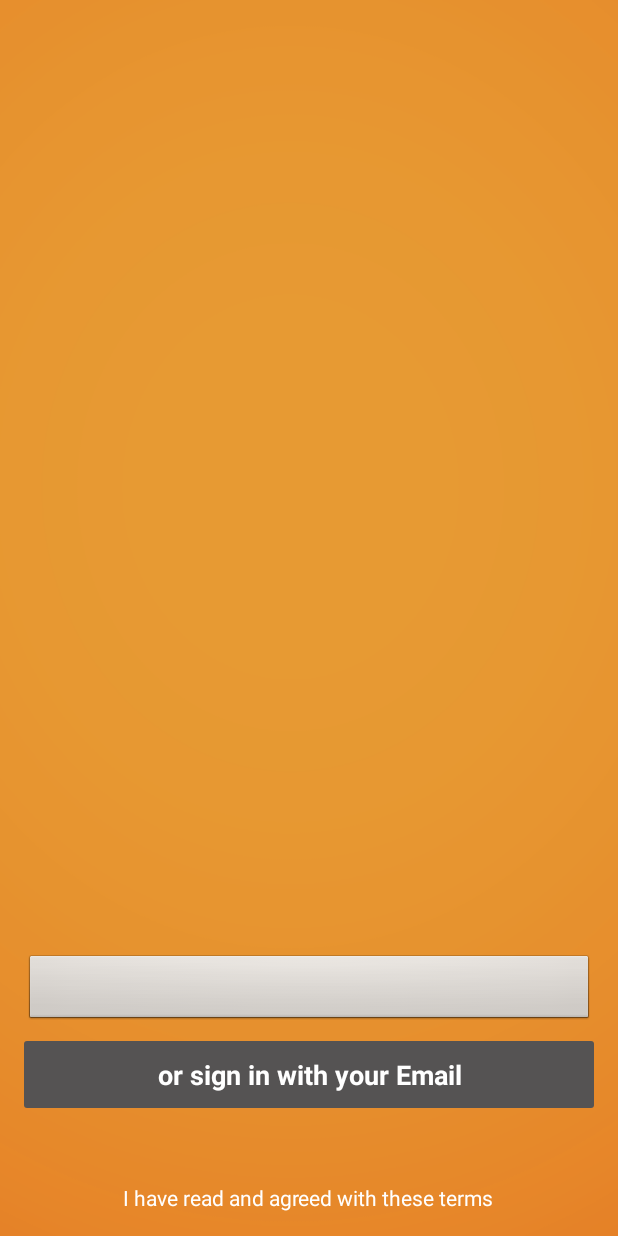
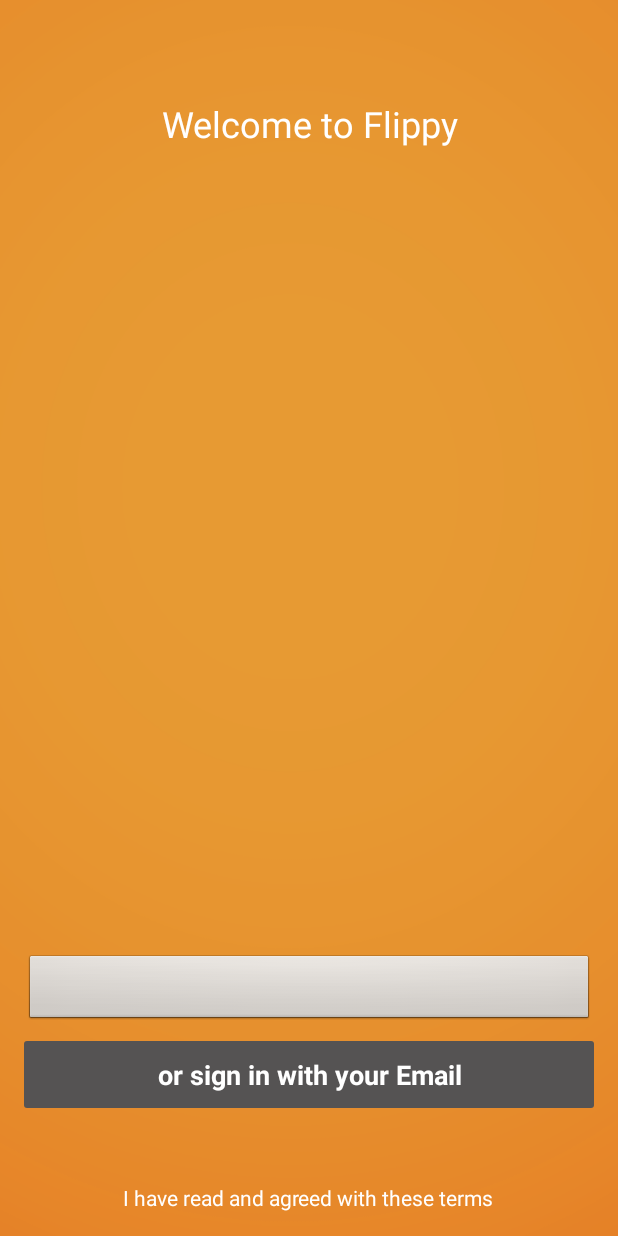
Before and after one commit to jessejohnson/flippy, an Android app: the FacebookSigninFragment screen opened directly, with no data from a screen before it, on a phone screen of 412 x 824 dp. Run offline under Robolectric (Android 15) with nearby library versions, the phone set to English and light mode, and no system bars; libraries missing offline, so code that uses them is left out: com.facebook, com.facebook.model, com.facebook.widget; plain views replace LoginButton; 8 statements that could not run were skipped.

Commit message:
Added the new facebook login option but have a problem with the hash key

```diff
--- a/Flippy/app/src/main/java/com/jojo/flippy/app/DisplayActivity.java
+++ b/Flippy/app/src/main/java/com/jojo/flippy/app/DisplayActivity.java
@@ -7,7 +7,6 @@ package com.jojo.flippy.app;
 import android.os.Bundle;
 import android.app.Activity;
 import android.content.Intent;
-import android.view.Menu;
 import android.widget.ImageView;
 import android.widget.TextView;
 
@@ -26,7 +25,7 @@ public class DisplayActivity extends Activity {
         String username = "";
         String fbId = "";
 
-//		Getting the passed data from intent
+        //Getting the passed data from intent
         if (intent != null) {
             fullName  = intent.getStringExtra("full_name");
             username = intent.getStringExtra("username");
--- a/Flippy/app/src/main/java/com/jojo/flippy/app/FacebookSigninFragment.java
+++ b/Flippy/app/src/main/java/com/jojo/flippy/app/FacebookSigninFragment.java
@@ -29,6 +29,7 @@ public class FacebookSigninFragment extends Fragment {
     private static final String TAG = "FacebookLogin";
     Context mContext;
     LoginButton mLoginBtn;
+    private Button signInWithEmail;
 
     //session status callback variable
     private Session.StatusCallback callback = new Session.StatusCallback() {
@@ -49,7 +50,14 @@ public class FacebookSigninFragment extends Fragment {
 
         mContext = getActivity();
 
-
+        signInWithEmail= (Button) view.findViewById(R.id.buttonSigninWithEmail);
+         signInWithEmail.setOnClickListener(new OnClickListener() {
+             @Override
+             public void onClick(View view) {
+                 Intent intent = new Intent(mContext,RegisterActivity.class);
+                 startActivity(intent);
+             }
+         });
         mLoginBtn = (LoginButton) view.findViewById(R.id.authButton);
         mLoginBtn.setFragment(this);
         mLoginBtn.setReadPermissions(Arrays.asList("public_profile","email"));
--- a/Flippy/app/src/main/res/layout/fragment_facebook_login.xml
+++ b/Flippy/app/src/main/res/layout/fragment_facebook_login.xml
@@ -8,6 +8,17 @@
     android:paddingTop="@dimen/activity_vertical_margin"
     android:paddingBottom="@dimen/activity_vertical_margin"
     android:orientation="vertical" >
+
+
+    <TextView
+        android:text="@string/welcome_text"
+        android:layout_width="match_parent"
+        android:layout_height="wrap_content"
+        android:id="@+id/TextViewWelcome"
+        android:textSize="24dp"
+        android:textColor="#ffffff"
+        android:layout_marginTop="50dp"
+        android:gravity="center" />
 
     <com.facebook.widget.LoginButton
         android:id="@+id/authButton"
```
